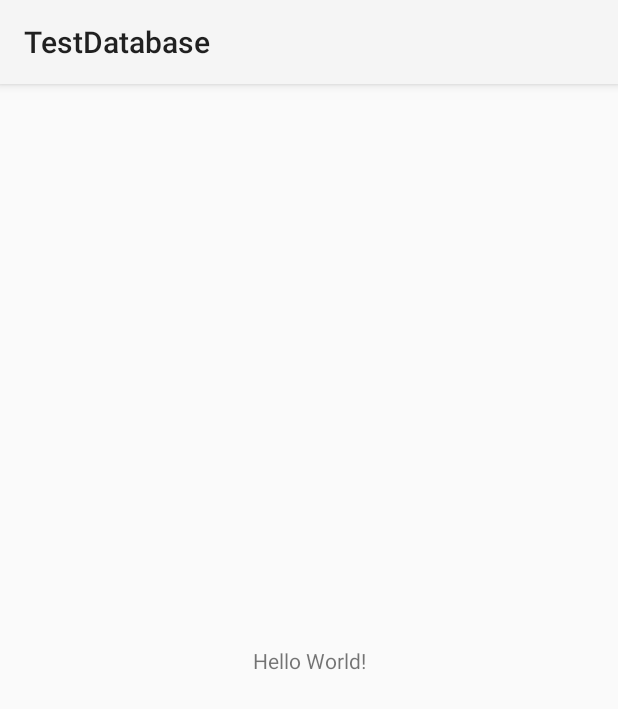
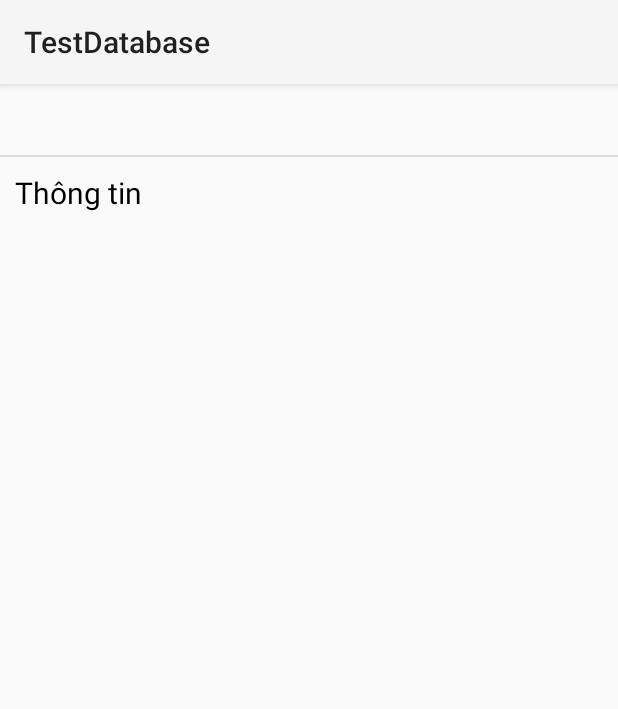
Before and after one commit to DunDunGithub/20127473_08_BTLT02, an Android app: the screen it shows after launch (MainActivity), on a phone screen of 412 x 824 dp. Shown: the top 709 px of the screen. Run offline under Robolectric (Android 15) with nearby library versions, the phone set to English and light mode, and no system bars; 1 statement that could not run was skipped.

Commit message:
ListView Data

```diff
--- a/app/src/main/java/com/example/testdatabase/MainActivity.java
+++ b/app/src/main/java/com/example/testdatabase/MainActivity.java
@@ -4,14 +4,25 @@ import androidx.appcompat.app.AppCompatActivity;
 
 import android.database.Cursor;
 import android.os.Bundle;
+import android.widget.ListView;
 import android.widget.Toast;
+
+import java.util.ArrayList;
 
 public class MainActivity extends AppCompatActivity {
     MyDatabase db;
+    ListView lv;
+    ArrayList<userInfo> userList;
+    userInfoAdapter adapter;
     @Override
     protected void onCreate(Bundle savedInstanceState) {
         super.onCreate(savedInstanceState);
         setContentView(R.layout.activity_main);
+
+        lv = findViewById(R.id.lvNoiDung);
+        userList = new ArrayList<>();
+        adapter = new userInfoAdapter(this, R.layout.user_information, userList);
+        lv.setAdapter(adapter);
 
         //Create database
         db = new MyDatabase(this, "ProManager.sqlite", null, 1);
@@ -38,6 +49,7 @@ public class MainActivity extends AppCompatActivity {
         while(dataUserInfo.moveToNext()){
             String name = dataUserInfo.getString(0);
             Toast.makeText(this, name, Toast.LENGTH_SHORT).show();
+            userList.add(new userInfo());
         }
     }
 }
--- /dev/null
+++ b/app/src/main/java/com/example/testdatabase/userInfoAdapter.java
@@ -0,0 +1,60 @@
+package com.example.testdatabase;
+
+import android.content.Context;
+import android.view.LayoutInflater;
+import android.view.View;
+import android.view.ViewGroup;
+import android.widget.BaseAdapter;
+import android.widget.TextView;
+
+import java.util.List;
+
+public class userInfoAdapter extends BaseAdapter {
+    private Context context;
+    private int layout;
+    private List<userInfo> userList;
+
+    public userInfoAdapter(Context context, int layout, List<userInfo> userList){
+        this.context = context;
+        this.layout = layout;
+        this.userList = userList;
+    }
+
+    @Override
+    public int getCount() {
+        return userList.size();
+    }
+
+    @Override
+    public Object getItem(int i) {
+        return null;
+    }
+
+    @Override
+    public long getItemId(int i) {
+        return 0;
+    }
+
+    private class viewHolder {
+        TextView tvUserInfo;
+    }
+
+    @Override
+    public View getView(int i, View view, ViewGroup viewGroup) {
+        viewHolder holder;
+        if(view == null) {
+            holder = new viewHolder();
+            LayoutInflater inflater = (LayoutInflater) context.getSystemService(Context.LAYOUT_INFLATER_SERVICE);
+            view = inflater.inflate(layout, null);
+
+            holder.tvUserInfo = (TextView) viewGroup.findViewById(R.id.tvUserInfo);
+            view.setTag(holder);
+        }else{
+            holder = (viewHolder) view.getTag();
+        }
+
+        userInfo user = userList.get(i);
+        holder.tvUserInfo.setText(user.getUsername());
+        return view;
+    }
+}
--- a/app/src/main/res/layout/activity_main.xml
+++ b/app/src/main/res/layout/activity_main.xml
@@ -1,18 +1,14 @@
 <?xml version="1.0" encoding="utf-8"?>
-<androidx.constraintlayout.widget.ConstraintLayout xmlns:android="http://schemas.android.com/apk/res/android"
+<LinearLayout xmlns:android="http://schemas.android.com/apk/res/android"
     xmlns:app="http://schemas.android.com/apk/res-auto"
     xmlns:tools="http://schemas.android.com/tools"
     android:layout_width="match_parent"
     android:layout_height="match_parent"
     tools:context=".MainActivity">
 
-    <TextView
-        android:layout_width="wrap_content"
-        android:layout_height="wrap_content"
-        android:text="Hello World!"
-        app:layout_constraintBottom_toBottomOf="parent"
-        app:layout_constraintEnd_toEndOf="parent"
-        app:layout_constraintStart_toStartOf="parent"
-        app:layout_constraintTop_toTopOf="parent" />
+<ListView
+    android:layout_width="wrap_content"
+    android:layout_height="wrap_content"
+    android:id="@+id/lvNoiDung"/>
 
-</androidx.constraintlayout.widget.ConstraintLayout>
+</LinearLayout>
--- /dev/null
+++ b/app/src/main/res/layout/user_information.xml
@@ -0,0 +1,15 @@
+<?xml version="1.0" encoding="utf-8"?>
+<LinearLayout xmlns:android="http://schemas.android.com/apk/res/android"
+    android:layout_width="match_parent"
+    android:layout_height="match_parent"
+    android:padding="10dp">
+
+    <TextView
+        android:layout_width="wrap_content"
+        android:layout_height="wrap_content"
+        android:id="@+id/tvUserInfo"
+        android:text="Thông tin"
+        android:textColor="#000"
+        android:textSize="20dp"></TextView>
+
+</LinearLayout>
```
